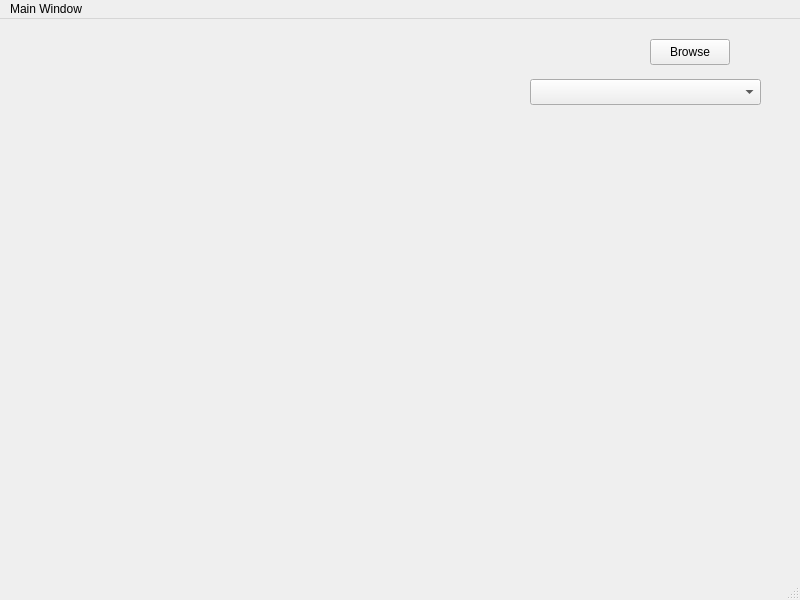
The window that Beadando/mainwindow.ui (Skiba19/Qt-framework) describes before a commit, drawn with Qt 5.
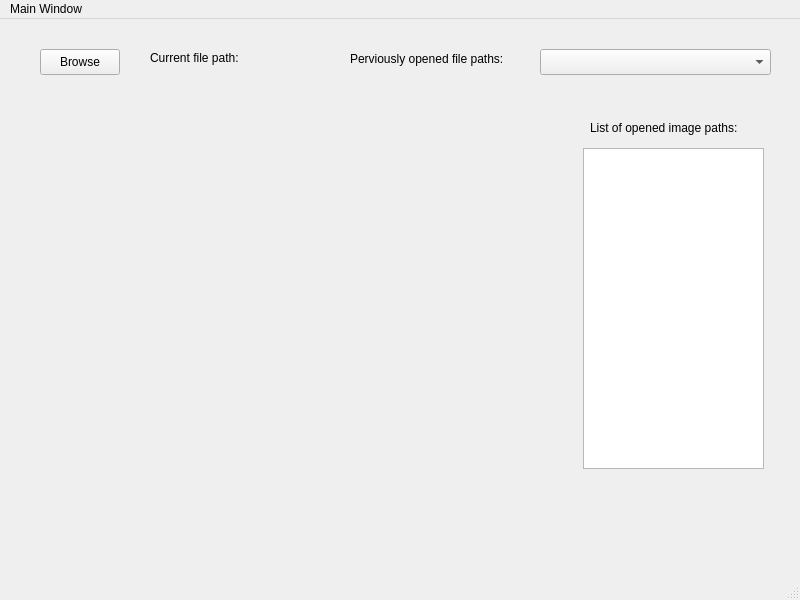
The same window after the commit.

Diff of the .ui file:
```diff
--- a/Beadando/mainwindow.ui
+++ b/Beadando/mainwindow.ui
@@ -17,8 +17,8 @@
    <widget class="QPushButton" name="browse_Button">
     <property name="geometry">
      <rect>
-      <x>650</x>
-      <y>20</y>
+      <x>40</x>
+      <y>30</y>
       <width>80</width>
       <height>26</height>
      </rect>
@@ -30,13 +30,88 @@
    <widget class="QComboBox" name="Pic_location_Cbox">
     <property name="geometry">
      <rect>
-      <x>530</x>
-      <y>60</y>
+      <x>540</x>
+      <y>30</y>
       <width>231</width>
       <height>26</height>
      </rect>
     </property>
    </widget>
+   <widget class="QLabel" name="Image">
+    <property name="geometry">
+     <rect>
+      <x>40</x>
+      <y>130</y>
+      <width>431</width>
+      <height>311</height>
+     </rect>
+    </property>
+    <property name="text">
+     <string/>
+    </property>
+   </widget>
+   <widget class="QLabel" name="label_3">
+    <property name="geometry">
+     <rect>
+      <x>350</x>
+      <y>30</y>
+      <width>181</width>
+      <height>20</height>
+     </rect>
+    </property>
+    <property name="text">
+     <string>Perviously opened file paths:</string>
+    </property>
+   </widget>
+   <widget class="QLabel" name="label">
+    <property name="geometry">
+     <rect>
+      <x>150</x>
+      <y>30</y>
+      <width>141</width>
+      <height>18</height>
+     </rect>
+    </property>
+    <property name="text">
+     <string>Current file path:</string>
+    </property>
+   </widget>
+   <widget class="QLabel" name="cr_file_destination">
+    <property name="geometry">
+     <rect>
+      <x>150</x>
+      <y>60</y>
+      <width>621</width>
+      <height>18</height>
+     </rect>
+    </property>
+    <property name="text">
+     <string/>
+    </property>
+   </widget>
+   <widget class="QTextEdit" name="paths_textEdit">
+    <property name="geometry">
+     <rect>
+      <x>583</x>
+      <y>129</y>
+      <width>181</width>
+      <height>321</height>
+     </rect>
+    </property>
+   </widget>
+   <widget class="QLabel" name="label_2">
+    <property name="geometry">
+     <rect>
+      <x>590</x>
+      <y>100</y>
+      <width>181</width>
+      <height>18</height>
+     </rect>
+    </property>
+    <property name="text">
+     <string>List of opened image paths:</string>
+    </property>
+   </widget>
   </widget>
   <widget class="QMenuBar" name="menubar">
    <property name="geometry">
```
Left out of the diff: 2 changed lines with no effect on the pictures.
